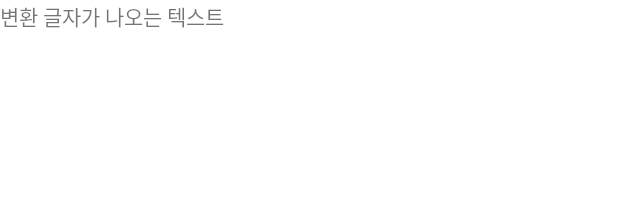
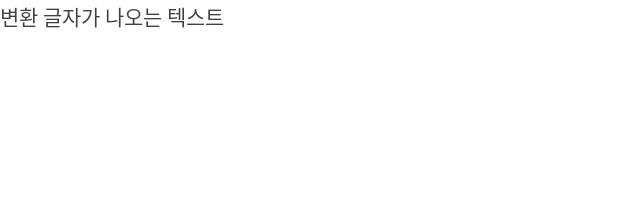
Before and after one commit to djawnstj/ScanBusinessCard, an Android app: the layout activity_main.xml on its own in the app's theme, with its tools: preview values and no code run, on a phone screen of 412 x 824 dp. Shown: the top 197 px of the screen. Run offline under Robolectric (Android 15) with nearby library versions, the phone set to English and light mode, and no system bars.

Commit message:
exception, toast, layout update

```diff
--- a/app/src/main/java/com/example/ocv/AppData.kt
+++ b/app/src/main/java/com/example/ocv/AppData.kt
@@ -15,7 +15,7 @@ class AppData {
         var dateFormat = SimpleDateFormat("yyyyMMddHHmmss", Locale.KOREAN)
 
         fun showToast(context: Context, message: String) {
-            Toast.makeText(context, message, Toast.LENGTH_SHORT)
+            Toast.makeText(context, message, Toast.LENGTH_SHORT).show()
         }
 
         fun debug(tag: String, msg: String) {
--- a/app/src/main/res/layout/activity_main.xml
+++ b/app/src/main/res/layout/activity_main.xml
@@ -5,13 +5,6 @@
     android:layout_width="match_parent"
     android:layout_height="match_parent"
     tools:context=".MainActivity">
-
-  <ProgressBar
-      android:id="@+id/progressBar"
-      android:layout_width="wrap_content"
-      android:layout_height="wrap_content"
-      android:layout_centerInParent="true"
-      android:visibility="gone"/>
 
   <LinearLayout
       android:layout_width="match_parent"
@@ -25,13 +18,19 @@
         android:layout_height="0dp"
         android:layout_weight="1"
         android:singleLine="false"
-        android:text="변환 글자가 나오는 텍스트" />
+        android:text="변환 글자가 나오는 텍스트"
+        android:scrollbarFadeDuration = "0"
+        android:scrollbarAlwaysDrawVerticalTrack = "true"
+        android:scrollbarStyle="outsideInset"
+        android:textColor="@color/baseFontColor"/>
 
     <ImageView
         android:id="@+id/ocrImageOutput"
         android:layout_width="match_parent"
-        android:layout_height="wrap_content" />
-
+        android:layout_height="0dp"
+        android:layout_weight="1"
+        android:adjustViewBounds="true"
+        android:scaleType="centerInside"/>
 
   </LinearLayout>
 
@@ -63,4 +62,11 @@
         android:text="스캔하기"/>
   </LinearLayout>
 
+  <ProgressBar
+      android:id="@+id/progressBar"
+      android:layout_width="wrap_content"
+      android:layout_height="wrap_content"
+      android:layout_centerInParent="true"
+      android:visibility="gone"/>
+
 </RelativeLayout>
--- a/app/src/main/res/values/colors.xml
+++ b/app/src/main/res/values/colors.xml
@@ -7,4 +7,6 @@
   <color name="teal_700">#FF018786</color>
   <color name="black">#FF000000</color>
   <color name="white">#FFFFFFFF</color>
+
+  <color name="baseFontColor">#414141</color>
 </resources>
```
Also changed, not shown: app/src/main/java/com/example/ocv/MainActivity.kt (+31 -6 lines).
